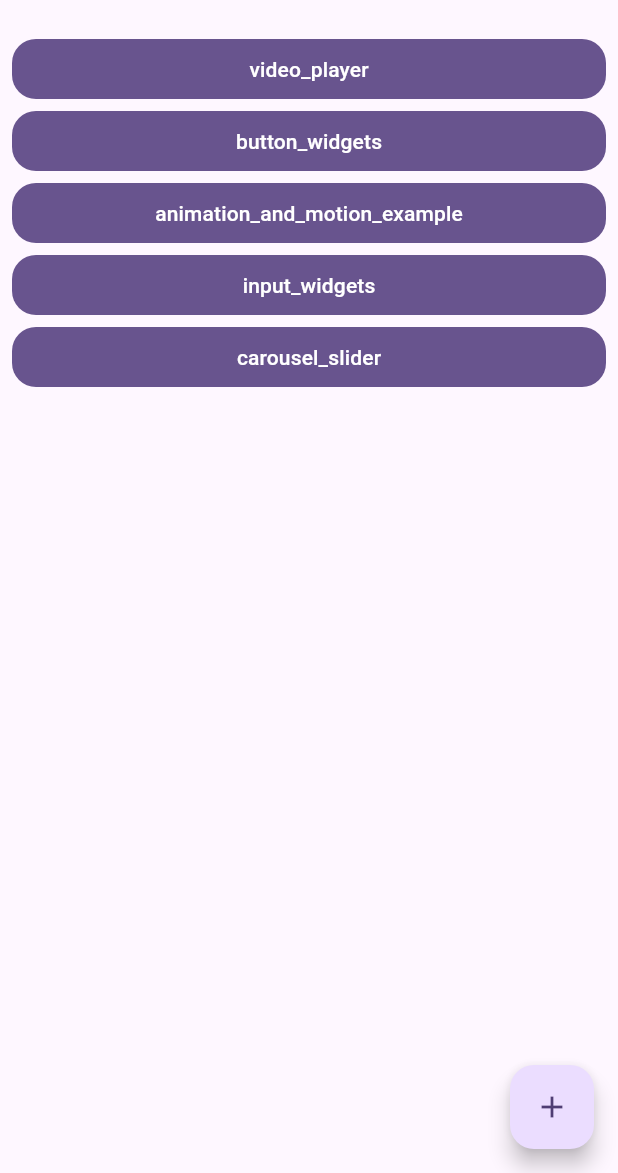
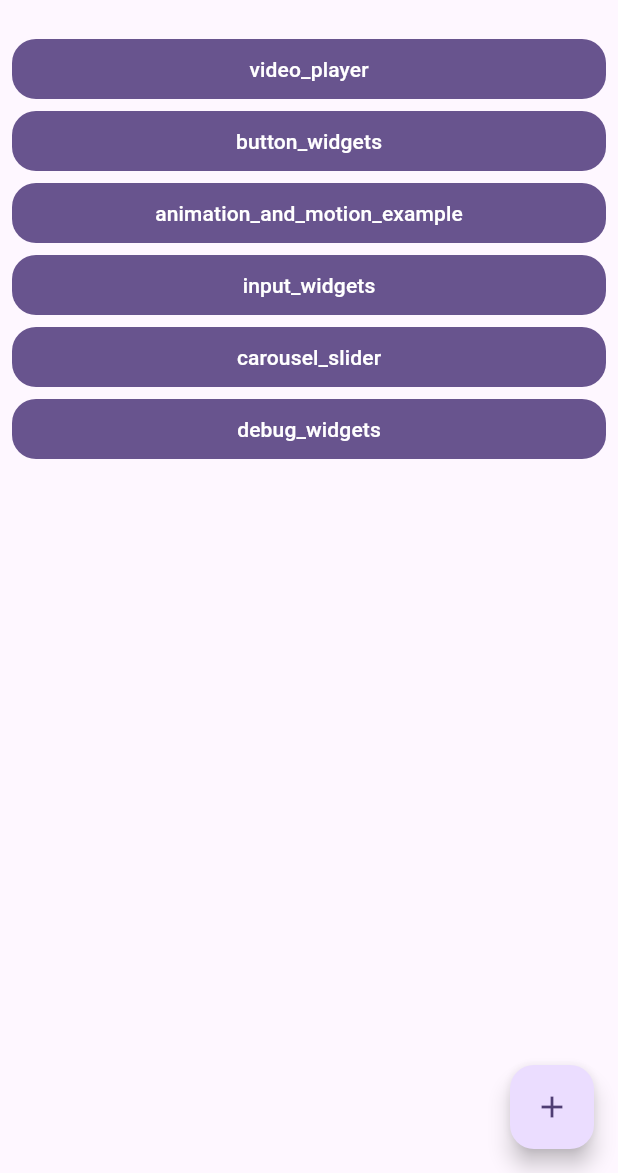
Before and after one commit to h-hiwatashi/flutter_catalog, a Flutter app: the screen it shows after launch, on a phone screen of 412 x 824 dp, the part 63-1236 px from its top. Run offline on Flutter 3.47's test engine with Material 3 defaults, Android fonts, the phone set to English and light mode, and no system bars; our stand-ins replace carousel_slider, flutter_hooks, freezed_annotation, go_router, hooks_riverpod, video_player.

Commit message:
README.mdを更新し、debug_widgetsへの遷移ボタンをCatalogViewに追加、ルーターに新しいルートを追加、gapパッケージを依存関係に追加

```diff
--- a/lib/app/views/catalog_view.dart
+++ b/lib/app/views/catalog_view.dart
@@ -82,6 +82,17 @@ class CatalogView extends StatelessWidget {
                 ),
                 child: Text('carousel_slider'),
               ),
+              FilledButton(
+                onPressed: () {
+                  context.push('/debug_widgets');
+                },
+                style: OutlinedButton.styleFrom(
+                  shape: RoundedRectangleBorder(
+                    borderRadius: BorderRadius.circular(16),
+                  ),
+                ),
+                child: Text('debug_widgets'),
+              ),
             ],
           ),
         ),
--- a/lib/infra/router.dart
+++ b/lib/infra/router.dart
@@ -4,6 +4,7 @@ import 'package:go_router/go_router.dart';
 
 import '../app/views/catalog_view.dart';
 import '../app/widgets/animation.dart';
+import '../app/widgets/debug_widgets.dart';
 import '../app/widgets/input_widgets.dart';
 import '../app/widgets/video_player.dart';
 import '../app/widgets/button_widgets.dart';
@@ -64,6 +65,14 @@ final goRouter = GoRouter(
         key: state.pageKey,
         child: CarouselSliderView(),
       ),
+    ),
+    GoRoute(
+      path: '/debug_widgets',
+      name: 'debug_widgets',
+      pageBuilder: (context, state) => MaterialPage(
+        key: state.pageKey,
+        child: DebugWidgetsView(),
+      ),
     )
   ],
   // 遷移ページがないなどのエラーが発生した時に、このページに行く
--- a/pubspec.yaml
+++ b/pubspec.yaml
@@ -36,6 +36,7 @@ dependencies:
   video_player: ^2.9.2
   carousel_slider: ^5.0.0
   auto_route: ^9.3.0+1
+  gap: ^3.0.1
 
 dev_dependencies:
   flutter_test:
```
Also changed, not shown: 1 other file.
